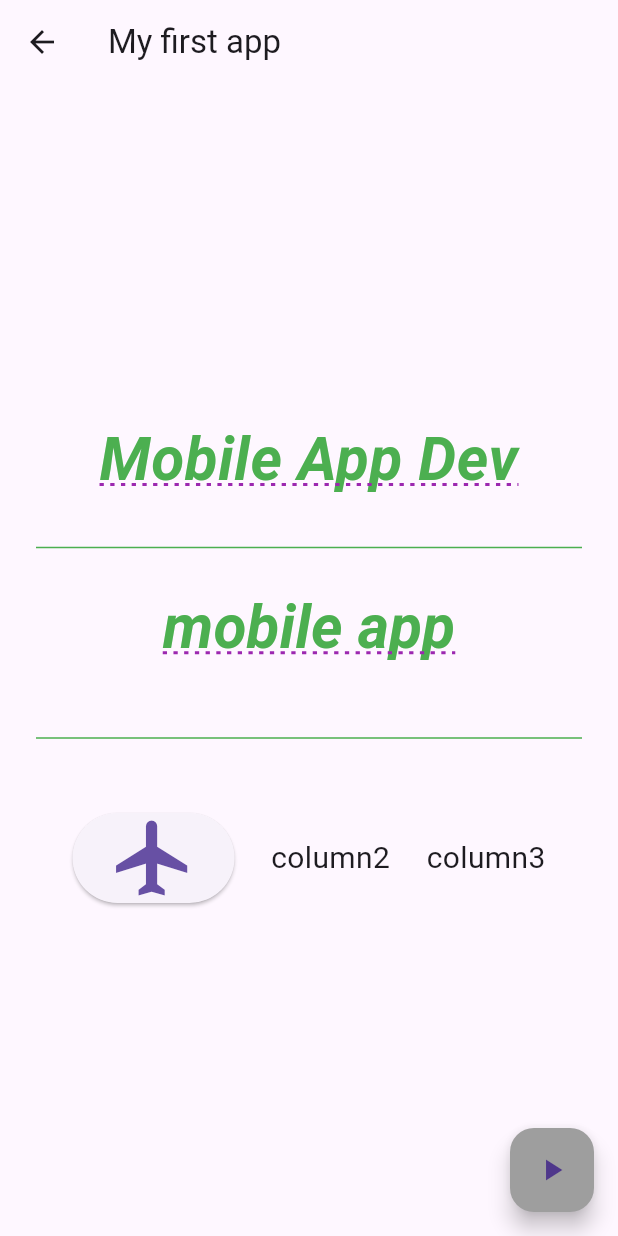
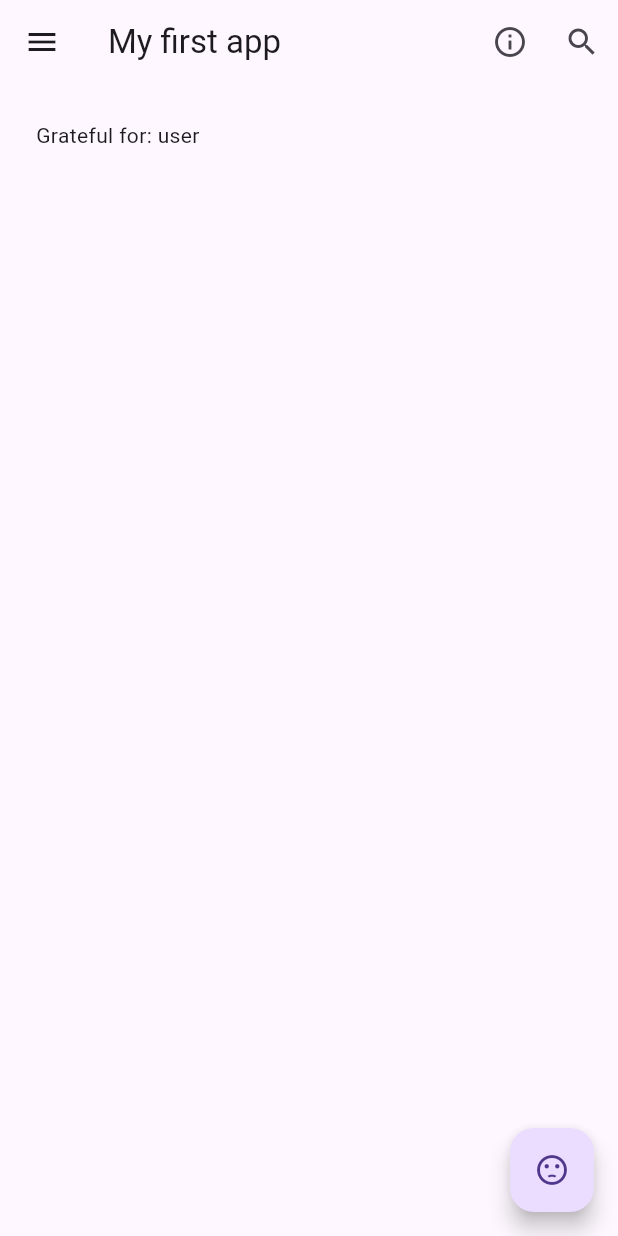
Before and after one commit to abrsh6266/1st-flutter-app, a Flutter app: the Home screen opened directly, on a phone screen of 412 x 824 dp. Run offline on Flutter 3.47's test engine with Material 3 defaults, Android fonts, the phone set to English and light mode, and no system bars.

Commit message:
adding navigation bar

```diff
--- a/lib/home.dart
+++ b/lib/home.dart
@@ -1,156 +1,68 @@
 import 'package:flutter/material.dart';
+import 'about.dart';
+import 'gratitude.dart';
+import 'order_form.dart'; // Import the OrderForm page
 
 class Home extends StatelessWidget {
   const Home({super.key});
+
   @override
   Widget build(BuildContext context) {
     return Scaffold(
       appBar: AppBar(
         title: const Text('My first app'),
+        leading: IconButton(
+          icon: const Icon(Icons.menu),
+          onPressed: () {
+            print('Menu icon pressed');
+          },
+        ),
+        actions: <Widget>[
+          IconButton(
+            onPressed: () => _openPageAbout(context: context),
+            icon: const Icon(Icons.info_outline),
+          ),
+          IconButton(
+            onPressed: () {
+              // Implement search functionality here
+              print('Search icon pressed');
+            },
+            icon: const Icon(Icons.search),
+          )
+        ],
       ),
-      body: Center(
+      body: const SafeArea(
         child: Padding(
-          padding: const EdgeInsets.all(24.0),
-          child: SingleChildScrollView(
-            child: Column(
-              children: <Widget>[
-                const Text(
-                  'Mobile App Dev',
-                  style: TextStyle(
-                    fontSize: 40.0,
-                    color: Colors.green,
-                    decoration: TextDecoration.underline,
-                    decorationColor: Colors.purple,
-                    decorationStyle: TextDecorationStyle.dotted,
-                    fontStyle: FontStyle.italic,
-                    fontWeight: FontWeight.bold,
-                  ),
-                  maxLines: 6,
-                  textAlign: TextAlign.center,
-                ),
-                const Divider(
-                  height: 60.0,
-                  color: Colors.green,
-                ),
-                RichText(
-                    text: const TextSpan(
-                  text: 'mobile app',
-                  style: TextStyle(
-                    fontSize: 40.0,
-                    color: Colors.green,
-                    decoration: TextDecoration.underline,
-                    decorationColor: Colors.purple,
-                    decorationStyle: TextDecorationStyle.dotted,
-                    fontStyle: FontStyle.italic,
-                    fontWeight: FontWeight.bold,
-                  ),
-                )),
-                const Divider(
-                  height: 100.0,
-                  color: Colors.green,
-                ),
-                Row(
-                  mainAxisAlignment: MainAxisAlignment.spaceEvenly,
-                  crossAxisAlignment: CrossAxisAlignment.center,
-                  children: <Widget>[
-                    ElevatedButton(
-                        onPressed: () {},
-                        child: const Icon(
-                          Icons.flight,
-                          size: 60.0,
-                        )),
-                    const Text(
-                      'column2',
-                      style: TextStyle(fontSize: 20.0),
-                    ),
-                    // Image.asset(
-                    //   'assets/images/your_image.png', // Replace 'your_image.png' with your actual image asset path
-                    //   width: 40,
-                    //   height: 40,
-                    // ),
-                    const Text(
-                      'column3',
-                      style: TextStyle(fontSize: 20.0),
-                    ),
-                  ],
-                )
-              ],
-            ),
-          ),
+          padding: EdgeInsets.all(24.0),
+          child: Text('Grateful for: user'),
         ),
       ),
       floatingActionButton: FloatingActionButton(
-        onPressed: () {},
-        backgroundColor: Colors.grey,
-        child: const Icon(Icons.play_arrow),
+        onPressed: () => _openPageGratitude(context: context),
+        tooltip: 'Gratitude',
+        child: const Icon(Icons.sentiment_dissatisfied),
       ),
     );
   }
+
+  void _openPageAbout({required BuildContext context}) {
+    Navigator.push(
+      context,
+      MaterialPageRoute(builder: (context) => About()),
+    );
+  }
+
+  void _openPageGratitude({required BuildContext context}) {
+    Navigator.push(
+      context,
+      MaterialPageRoute(builder: (context) => Gratitude()),
+    );
+  }
+
+  void _openPageOrderForm({required BuildContext context}) {
+    Navigator.push(
+      context,
+      MaterialPageRoute(builder: (context) => OrderForm()), // Navigate to the OrderForm page
+    );
+  }
 }
-//   Widget build(BuildContext context) {
-//     return Scaffold(
-//       appBar: AppBar(
-//         title: const Text('common widget demo'),
-//         leading: IconButton(
-//           icon: const Icon(Icons.menu),
-//           onPressed: () {},
-//         ),
-//         actions: <Widget>[
-//           IconButton(
-//             icon: const Icon(Icons.menu),
-//             onPressed: () {},
-//           ),
-//           IconButton(
-//             icon: const Icon(Icons.more_horiz),
-//             onPressed: () {},
-//           ),
-//           IconButton(
-//             icon: const Icon(Icons.more_vert),
-//             onPressed: () {},
-//           )
-//         ],
-//         bottom: PreferredSize(
-//           preferredSize: const Size.fromHeight(100.0),
-//           child: Container(
-//               color: const Color.fromARGB(255, 158, 255, 46),
-//               height: 200.0,
-//               width: double.infinity,
-//               child: const Center(
-//                 child: Text('AppBar\'s Bottom'),
-//               )),
-//         ),
-//       ),
-//       body: const SafeArea(
-//         child: Padding(
-//           padding: EdgeInsets.all(20.0),
-//           child: SingleChildScrollView(
-//             child: Column(
-//               children: <Widget>[
-//                 ContainerWBox(),
-//               ],
-//             ),
-//           ),
-//         ),
-//       ),
-//     );
-//   }
-// }
-
-// class ContainerWBox extends StatelessWidget {
-//   const ContainerWBox({super.key});
-//   @override
-//   Widget build(BuildContext context) {
-//     return Column(
-//       children: <Widget>[
-//         Container(
-//           height: 200.00,
-//           decoration: const BoxDecoration(
-//               borderRadius: BorderRadius.only(
-//                   bottomLeft: Radius.circular(100.0),
-//                   bottomRight: Radius.circular(200.0)
-//                   )
-//                 ),
-//         ),
-//       ],
-//     );
-//   }
--- a/lib/main.dart
+++ b/lib/main.dart
@@ -1,5 +1,6 @@
 // main.dart
 import 'package:flutter/material.dart';
+import 'home.dart';
 import 'order_form.dart';
 
 void main() {
@@ -14,7 +15,7 @@ class MyApp extends StatelessWidget {
       theme: ThemeData(
         primarySwatch: Colors.blue,
       ),
-      home: OrderForm(),
+      home: Home(),
     );
   }
 }
```
Also changed, not shown: lib/about.dart (added, +21 -0 lines), lib/gratitude.dart (added, +20 -0 lines).
